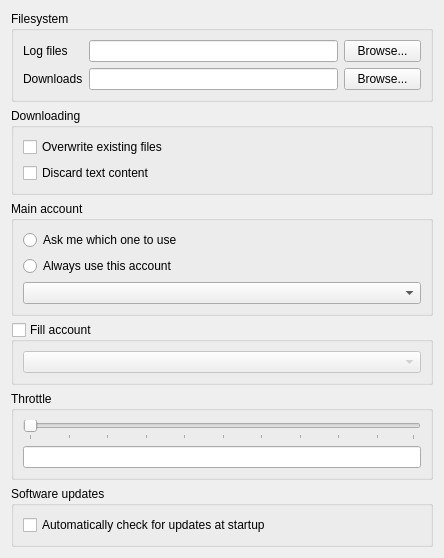
The window that app/gui/coresettings.ui (ensisoft/newsflash-plus) describes before a commit, drawn with Qt 5.
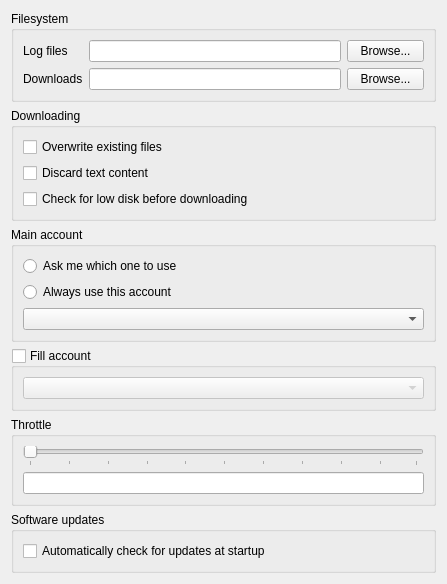
The same window after the commit.

```diff
--- a/app/gui/coresettings.ui
+++ b/app/gui/coresettings.ui
@@ -6,8 +6,8 @@
    <rect>
     <x>0</x>
     <y>0</y>
-    <width>444</width>
-    <height>536</height>
+    <width>447</width>
+    <height>583</height>
    </rect>
   </property>
   <property name="windowTitle">
@@ -122,6 +122,13 @@
         </property>
        </widget>
       </item>
+      <item row="2" column="0">
+       <widget class="QCheckBox" name="chkCheckLowDisk">
+        <property name="text">
+         <string>Check for low disk before downloading</string>
+        </property>
+       </widget>
+      </item>
      </layout>
     </widget>
    </item>
```
Left out of the diff: 1 changed line with no effect on the pictures.
